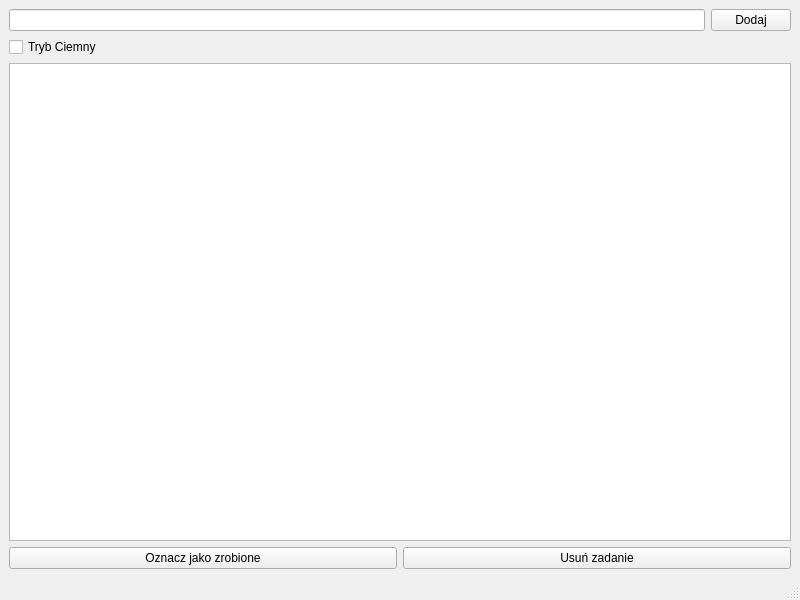
First picture: the form in ui/mainwindow.ui, repository MichalNalewajko1/ToDoList, before the edit.
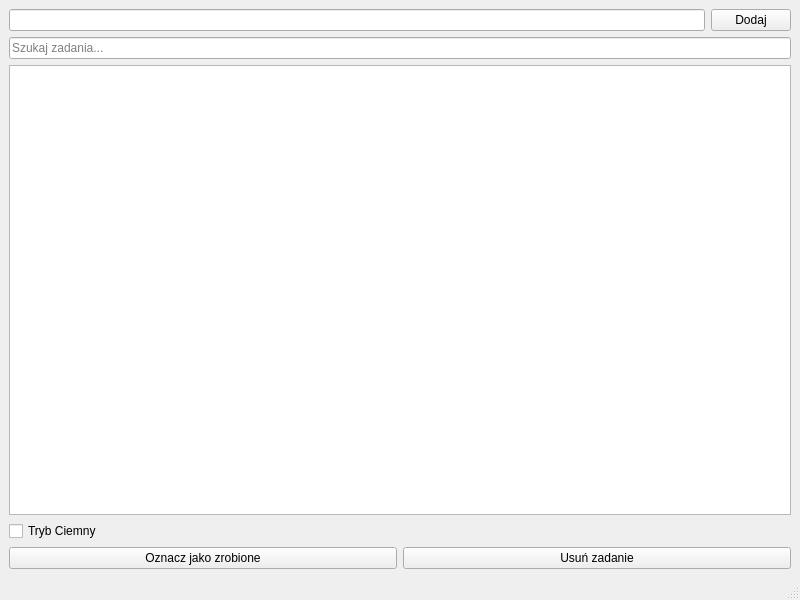
Second picture: the form after the edit.

Commit message: Dodawanie MVC, przynajmniej proba tego zrobienia

```diff
--- a/ui/mainwindow.ui
+++ b/ui/mainwindow.ui
@@ -29,6 +29,16 @@
       </item>
      </layout>
     </item>
+    <item>
+     <widget class="QLineEdit" name="lineEdit">
+      <property name="placeholderText">
+       <string>Szukaj zadania...</string>
+      </property>
+     </widget>
+    </item>
+    <item>
+     <widget class="QListWidget" name="listView"/>
+    </item>
     <item>
      <widget class="QCheckBox" name="cbDarkMode">
       <property name="text">
@@ -36,9 +46,6 @@
       </property>
      </widget>
     </item>
-    <item>
-     <widget class="QListWidget" name="listWidget"/>
-    </item>
     <item>
      <layout class="QHBoxLayout" name="horizontalLayout_2">
       <item>
```
The commit also changes 2 other files.
